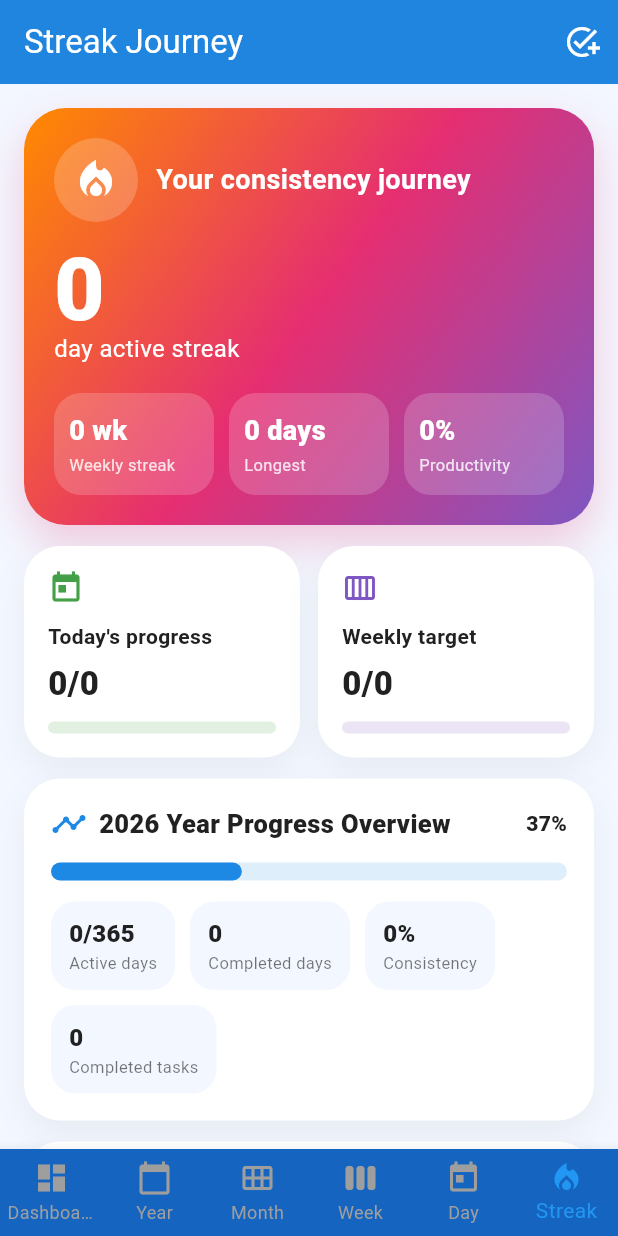
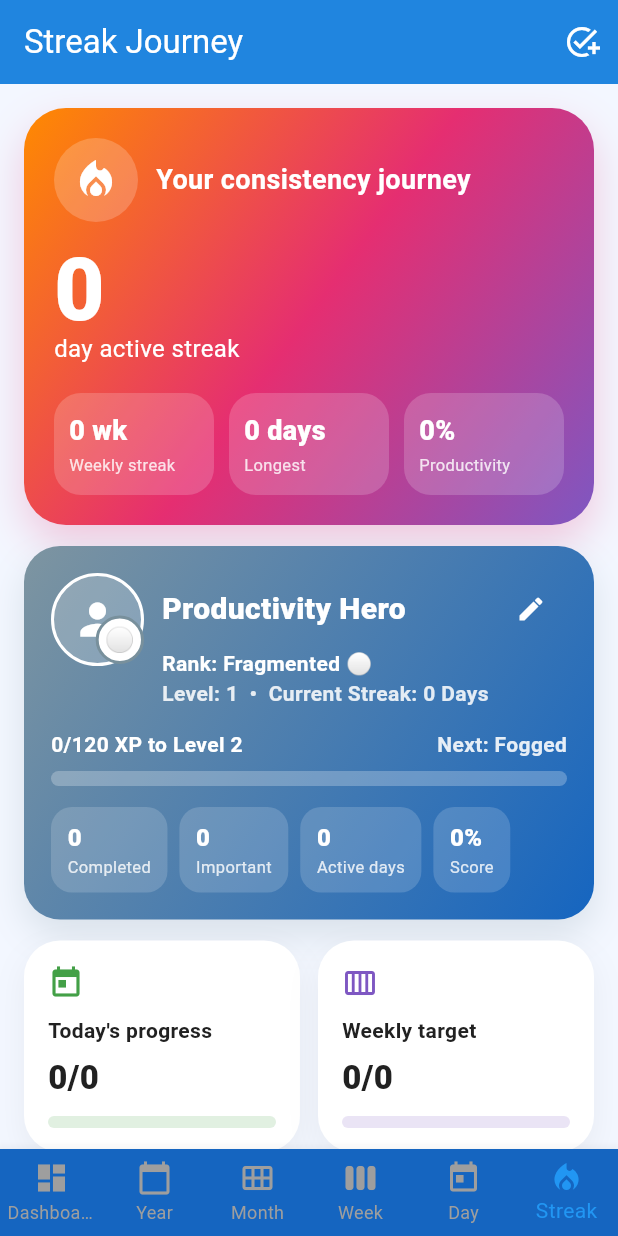
Before and after one commit to rohansingh3593/Bubble-Time-Progress-App-Flutter-, a Flutter app: the screen it shows after launch, item 6 of the bottom bar chosen, on a phone screen of 412 x 824 dp. Run offline on Flutter 3.47's test engine with Material 3 defaults, Android fonts, the phone set to English and light mode, and no system bars; our stand-ins replace hive, hive_flutter; accounts and stored records are empty.

Commit message:
Add rank profile progression system

```diff
--- /dev/null
+++ b/lib/models/rank_profile.dart
@@ -0,0 +1,203 @@
+import 'dart:math' as math;
+
+import 'task_model.dart';
+
+class RankProfile {
+  final String username;
+  final RankTier currentRank;
+  final RankTier? nextRank;
+  final int level;
+  final int xp;
+  final int currentLevelXp;
+  final int xpForNextLevel;
+  final int activeStreak;
+  final int longestStreak;
+  final int totalTasksCompleted;
+  final int importantTasksCompleted;
+  final int recurringTasksCompleted;
+  final int totalActiveDays;
+  final int completedGoalDays;
+  final int productivityScore;
+  final double completionRate;
+
+  const RankProfile({
+    required this.username,
+    required this.currentRank,
+    required this.nextRank,
+    required this.level,
+    required this.xp,
+    required this.currentLevelXp,
+    required this.xpForNextLevel,
+    required this.activeStreak,
+    required this.longestStreak,
+    required this.totalTasksCompleted,
+    required this.importantTasksCompleted,
+    required this.recurringTasksCompleted,
+    required this.totalActiveDays,
+    required this.completedGoalDays,
+    required this.productivityScore,
+    required this.completionRate,
+  });
+
+  double get levelProgress => xpForNextLevel == 0 ? 1 : currentLevelXp / xpForNextLevel;
+  double get nextRankProgress {
+    if (nextRank == null) return 1;
+    final currentThreshold = currentRank.minimumLevel;
+    final nextThreshold = nextRank!.minimumLevel;
+    final rankSpan = math.max(1, nextThreshold - currentThreshold);
+    return ((level - currentThreshold) / rankSpan).clamp(0.0, 1.0).toDouble();
+  }
+
+  factory RankProfile.calculate({
+    required String username,
+    required Map<DateTime, List<Task>> allTasksByDate,
+    DateTime? now,
+  }) {
+    final todayValue = now ?? DateTime.now();
+    final today = DateTime(todayValue.year, todayValue.month, todayValue.day);
+    final dayActivity = <DateTime, _RankDayActivity>{};
+    var totalTasks = 0;
+    var completedTasks = 0;
+    var importantCompleted = 0;
+    var recurringCompleted = 0;
+    var completedGoalDays = 0;
+
+    for (final entry in allTasksByDate.entries) {
+      final date = DateTime(entry.key.year, entry.key.month, entry.key.day);
+      final tasks = entry.value.where((task) => task.status != 'Cancelled').toList();
+      if (tasks.isEmpty) continue;
+
+      final completed = tasks.where(_isCompleted).toList();
+      totalTasks += tasks.length;
+      completedTasks += completed.length;
+      importantCompleted += completed.where((task) => task.important || task.priority == 'High' || task.priority == 'Very High' || task.priority == 'Urgent (Now)').length;
+      recurringCompleted += completed.where((task) => task.repeatTask).length;
+
+      final goalComplete = completed.length == tasks.length;
+      if (goalComplete) completedGoalDays++;
+
+      dayActivity[date] = _RankDayActivity(
+        completed: completed.length,
+        goalComplete: goalComplete,
+      );
+    }
+
+    final activeDays = dayActivity.values.where((activity) => activity.completed > 0).length;
+    final activeStreak = _calculateActiveStreak(today, dayActivity);
+    final longestStreak = _calculateLongestStreak(dayActivity);
+    final completionRate = totalTasks == 0 ? 0.0 : completedTasks / totalTasks;
+    final consistencyScore = activeDays * 4 + completedGoalDays * 8;
+    final streakScore = activeStreak * 14 + longestStreak * 6;
+    final taskScore = completedTasks * 10 + importantCompleted * 8 + recurringCompleted * 6;
+    final productivityScore = (completionRate * 100).round();
+    final xp = taskScore + consistencyScore + streakScore + productivityScore;
+    final level = math.max(1, (xp ~/ 120) + 1);
+    final currentRank = RankTier.forLevel(level);
+    final nextRank = RankTier.nextAfter(currentRank);
+
+    return RankProfile(
+      username: username.trim().isEmpty ? 'Productivity Hero' : username.trim(),
+      currentRank: currentRank,
+      nextRank: nextRank,
+      level: level,
+      xp: xp,
+      currentLevelXp: xp % 120,
+      xpForNextLevel: 120,
+      activeStreak: activeStreak,
+      longestStreak: longestStreak,
+      totalTasksCompleted: completedTasks,
+      importantTasksCompleted: importantCompleted,
+      recurringTasksCompleted: recurringCompleted,
+      totalActiveDays: activeDays,
+      completedGoalDays: completedGoalDays,
+      productivityScore: productivityScore,
+      completionRate: completionRate,
+    );
+  }
+
+  static bool _isCompleted(Task task) => task.done || task.status == 'Completed';
+
+  static int _calculateActiveStreak(DateTime today, Map<DateTime, _RankDayActivity> activityByDate) {
+    var cursor = today;
+    var streak = 0;
+
+    if (!(activityByDate[cursor]?.goalComplete ?? false)) {
+      cursor = cursor.subtract(const Duration(days: 1));
+    }
+
+    while (activityByDate[cursor]?.goalComplete ?? false) {
+      streak++;
+      cursor = cursor.subtract(const Duration(days: 1));
+    }
+
+    return streak;
+  }
+
+  static int _calculateLongestStreak(Map<DateTime, _RankDayActivity> activityByDate) {
+    if (activityByDate.isEmpty) return 0;
+    final dates = activityByDate.keys.toList()..sort();
+    var cursor = dates.first;
+    final end = dates.last;
+    var current = 0;
+    var longest = 0;
+
+    while (!cursor.isAfter(end)) {
+      if (activityByDate[cursor]?.goalComplete ?? false) {
+        current++;
+        longest = math.max(longest, current);
+      } else {
+        current = 0;
+      }
+      cursor = cursor.add(const Duration(days: 1));
+    }
+
+    return longest;
+  }
+}
+
+class RankTier {
+  final String name;
+  final String emoji;
+  final int minimumLevel;
+  final int colorValue;
+
+  const RankTier({
+    required this.name,
+    required this.emoji,
+    required this.minimumLevel,
+    required this.colorValue,
+  });
+
+  static const tiers = [
+    RankTier(name: 'Fragmented', emoji: '⚪', minimumLevel: 1, colorValue: 0xFF78909C),
+    RankTier(name: 'Fogged', emoji: '🌫️', minimumLevel: 3, colorValue: 0xFF90A4AE),
+    RankTier(name: 'Blocked', emoji: '🧱', minimumLevel: 5, colorValue: 0xFF8D6E63),
+    RankTier(name: 'Writer', emoji: '📝', minimumLevel: 8, colorValue: 0xFF42A5F5),
+    RankTier(name: 'Reflector', emoji: '🪞', minimumLevel: 11, colorValue: 0xFF5C6BC0),
+    RankTier(name: 'Explorer', emoji: '🔵', minimumLevel: 14, colorValue: 0xFF1E88E5),
+    RankTier(name: 'Clearhead', emoji: '💎', minimumLevel: 18, colorValue: 0xFF26A69A),
+    RankTier(name: 'Deepened', emoji: '🔥', minimumLevel: 23, colorValue: 0xFFFF8F00),
+    RankTier(name: 'Selfmaster', emoji: '👑', minimumLevel: 30, colorValue: 0xFF7E57C2),
+  ];
+
+  static RankTier forLevel(int level) {
+    RankTier selected = tiers.first;
+    for (final tier in tiers) {
+      if (level >= tier.minimumLevel) selected = tier;
+    }
+    return selected;
+  }
+
+  static RankTier? nextAfter(RankTier current) {
+    final index = tiers.indexWhere((tier) => tier.name == current.name);
+    if (index == -1 || index == tiers.length - 1) return null;
+    return tiers[index + 1];
+  }
+}
+
+class _RankDayActivity {
+  final int completed;
+  final bool goalComplete;
+
+  const _RankDayActivity({required this.completed, required this.goalComplete});
+}
--- a/lib/screens/dashboard_view.dart
+++ b/lib/screens/dashboard_view.dart
@@ -1,8 +1,10 @@
 import 'package:flutter/material.dart';
 
+import '../models/rank_profile.dart';
 import '../models/task_model.dart';
 import '../services/hive_service.dart';
 import '../widgets/quick_add_task_dialog.dart';
+import '../widgets/rank_profile_card.dart';
 
 class DashboardView extends StatefulWidget {
   final HiveService hiveService;
@@ -46,6 +48,10 @@ class _DashboardViewState extends State<DashboardView> {
           final todayStart = DateTime(today.year, today.month, today.day);
           final allByDate = widget.hiveService.getAllTasksByDate();
           final allTasks = allByDate.values.expand((list) => list).toList();
+          final rankProfile = RankProfile.calculate(
+            username: widget.hiveService.getUsername(),
+            allTasksByDate: allByDate,
+          );
 
           final summary = _buildSummary(allTasks, todayStart);
           final scopedTaskCounts = _buildScopedTaskCounts(allTasks, todayStart);
@@ -90,6 +96,11 @@ class _DashboardViewState extends State<DashboardView> {
           return ListView(
             padding: const EdgeInsets.all(12),
             children: [
+              RankProfileCard(
+                profile: rankProfile,
+                onUsernameChanged: widget.hiveService.setUsername,
+              ),
+              const SizedBox(height: 12),
               _summaryHeader(summary),
               const SizedBox(height: 12),
               _scopeTaskHeader(scopedTaskCounts),
--- a/lib/screens/streak_view.dart
+++ b/lib/screens/streak_view.dart
@@ -3,9 +3,11 @@ import 'dart:math' as math;
 import 'package:flutter/material.dart';
 
 import '../constants/colors.dart';
+import '../models/rank_profile.dart';
 import '../models/task_model.dart';
 import '../services/hive_service.dart';
 import '../widgets/quick_add_task_dialog.dart';
+import '../widgets/rank_profile_card.dart';
 
 class StreakView extends StatelessWidget {
   final HiveService hiveService;
@@ -36,7 +38,12 @@ class StreakView extends StatelessWidget {
       body: ValueListenableBuilder(
         valueListenable: hiveService.getBoxListenable(),
         builder: (context, box, _) {
-          final stats = _JourneyStats.fromTasks(hiveService.getAllTasksByDate());
+          final allTasksByDate = hiveService.getAllTasksByDate();
+          final stats = _JourneyStats.fromTasks(allTasksByDate);
+          final rankProfile = RankProfile.calculate(
+            username: hiveService.getUsername(),
+            allTasksByDate: allTasksByDate,
+          );
 
           return SingleChildScrollView(
             padding: const EdgeInsets.fromLTRB(16, 16, 16, 110),
@@ -44,6 +51,11 @@ class StreakView extends StatelessWidget {
               crossAxisAlignment: CrossAxisAlignment.start,
               children: [
                 _HeroStreakCard(stats: stats),
+                const SizedBox(height: 14),
+                RankProfileCard(
+                  profile: rankProfile,
+                  onUsernameChanged: hiveService.setUsername,
+                ),
                 const SizedBox(height: 14),
                 _TodayWeeklyPanel(stats: stats),
                 const SizedBox(height: 14),
--- a/lib/services/hive_service.dart
+++ b/lib/services/hive_service.dart
@@ -9,6 +9,7 @@ class HiveService {
   static const _boxName = 'tasksBox';
   static const _categoriesKey = '__meta_categories__';
   static const _delegatesKey = '__meta_delegates__';
+  static const _usernameKey = '__meta_username__';
   static const _schemaVersionKey = '__meta_schema_version__';
   static const int _currentSchemaVersion = 1;
 
@@ -96,6 +97,18 @@ class HiveService {
       saved.add(trimmed);
       await _box.put(_categoriesKey, saved);
     }
+  }
+
+  String getUsername() {
+    final saved = (_box.get(_usernameKey) ?? <String>['Productivity Hero']).cast<String>();
+    if (saved.isEmpty || saved.first.trim().isEmpty) return 'Productivity Hero';
+    return saved.first.trim();
+  }
+
+  Future<void> setUsername(String username) async {
+    final trimmed = username.trim();
+    if (trimmed.isEmpty) return;
+    await _box.put(_usernameKey, <String>[trimmed]);
   }
 
   List<String> getDelegates() {
--- /dev/null
+++ b/lib/widgets/rank_profile_card.dart
@@ -0,0 +1,215 @@
+import 'package:flutter/material.dart';
+
+import '../constants/colors.dart';
+import '../models/rank_profile.dart';
+
+class RankProfileCard extends StatelessWidget {
+  final RankProfile profile;
+  final Future<void> Function(String username)? onUsernameChanged;
+  final bool compact;
+
+  const RankProfileCard({
+    super.key,
+    required this.profile,
+    this.onUsernameChanged,
+    this.compact = false,
+  });
+
+  @override
+  Widget build(BuildContext context) {
+    final rankColor = Color(profile.currentRank.colorValue);
+
+    return Container(
+      width: double.infinity,
+      padding: EdgeInsets.all(compact ? 14 : 18),
+      decoration: BoxDecoration(
+        gradient: LinearGradient(
+          colors: [rankColor.withOpacity(0.95), AppColors.primaryDark],
+          begin: Alignment.topLeft,
+          end: Alignment.bottomRight,
+        ),
+        borderRadius: BorderRadius.circular(24),
+        boxShadow: [
+          BoxShadow(
+            color: rankColor.withOpacity(0.22),
+            blurRadius: 20,
+            offset: const Offset(0, 10),
+          ),
+        ],
+      ),
+      child: Column(
+        crossAxisAlignment: CrossAxisAlignment.start,
+        children: [
+          Row(
+            crossAxisAlignment: CrossAxisAlignment.start,
+            children: [
+              _ProfileAvatar(rankColor: rankColor, emoji: profile.currentRank.emoji),
+              const SizedBox(width: 12),
+              Expanded(
+                child: Column(
+                  crossAxisAlignment: CrossAxisAlignment.start,
+                  children: [
+                    Row(
+                      children: [
+                        Expanded(
+                          child: Text(
+                            profile.username,
+                            style: const TextStyle(
+                              color: Colors.white,
+                              fontSize: 20,
+                              fontWeight: FontWeight.w900,
+                            ),
+                          ),
+                        ),
+                        if (onUsernameChanged != null)
+                          IconButton(
+                            tooltip: 'Edit username',
+                            icon: const Icon(Icons.edit, color: Colors.white, size: 20),
+                            onPressed: () => _showEditUsernameDialog(context),
+                          ),
+                      ],
+                    ),
+                    const SizedBox(height: 2),
+                    Text(
+                      'Rank: ${profile.currentRank.name} ${profile.currentRank.emoji}',
+                      style: const TextStyle(color: Colors.white, fontWeight: FontWeight.w700),
+                    ),
+                    Text(
+                      'Level: ${profile.level}  •  Current Streak: ${profile.activeStreak} Days',
+                      style: TextStyle(color: Colors.white.withOpacity(0.86), fontWeight: FontWeight.w600),
+                    ),
+                  ],
+                ),
+              ),
+            ],
+          ),
+          const SizedBox(height: 14),
+          Row(
+            mainAxisAlignment: MainAxisAlignment.spaceBetween,
+            children: [
+              Text(
+                '${profile.currentLevelXp}/${profile.xpForNextLevel} XP to Level ${profile.level + 1}',
+                style: const TextStyle(color: Colors.white, fontWeight: FontWeight.w700),
+              ),
+              Text(
+                profile.nextRank == null ? 'Top Rank' : 'Next: ${profile.nextRank!.name}',
+                style: TextStyle(color: Colors.white.withOpacity(0.88), fontWeight: FontWeight.w600),
+              ),
+            ],
+          ),
+          const SizedBox(height: 8),
+          ClipRRect(
+            borderRadius: BorderRadius.circular(99),
+            child: LinearProgressIndicator(
+              value: profile.levelProgress.clamp(0.0, 1.0).toDouble(),
+              minHeight: 10,
+              color: Colors.white,
+              backgroundColor: Colors.white.withOpacity(0.25),
+            ),
+          ),
+          if (!compact) ...[
+            const SizedBox(height: 14),
+            Wrap(
+              spacing: 8,
+              runSpacing: 8,
+              children: [
+                _RankMetric(label: 'Completed', value: '${profile.totalTasksCompleted}'),
+                _RankMetric(label: 'Important', value: '${profile.importantTasksCompleted}'),
+                _RankMetric(label: 'Active days', value: '${profile.totalActiveDays}'),
+                _RankMetric(label: 'Score', value: '${profile.productivityScore}%'),
+              ],
+            ),
+          ],
+        ],
+      ),
+    );
+  }
+
+  Future<void> _showEditUsernameDialog(BuildContext context) async {
+    final controller = TextEditingController(text: profile.username);
+    final username = await showDialog<String>(
+      context: context,
+      builder: (context) => AlertDialog(
+        title: const Text('Update profile username'),
+        content: TextField(
+          controller: controller,
+          autofocus: true,
+          decoration: const InputDecoration(
+            labelText: 'Username',
+            hintText: 'Rohan Singh',
+          ),
+        ),
+        actions: [
+          TextButton(onPressed: () => Navigator.pop(context), child: const Text('Cancel')),
+          ElevatedButton(onPressed: () => Navigator.pop(context, controller.text.trim()), child: const Text('Save')),
+        ],
+      ),
+    );
+    controller.dispose();
+
+    if (username != null && username.trim().isNotEmpty) {
+      await onUsernameChanged?.call(username.trim());
+    }
+  }
+}
+
+class _ProfileAvatar extends StatelessWidget {
+  final Color rankColor;
+  final String emoji;
+
+  const _ProfileAvatar({required this.rankColor, required this.emoji});
+
+  @override
+  Widget build(BuildContext context) {
+    return Stack(
+      alignment: Alignment.bottomRight,
+      children: [
+        Container(
+          width: 62,
+          height: 62,
+          decoration: BoxDecoration(
+            color: Colors.white.withOpacity(0.2),
+            shape: BoxShape.circle,
+            border: Border.all(color: Colors.white, width: 2),
+          ),
+          child: const Icon(Icons.person, color: Colors.white, size: 34),
+        ),
+        Container(
+          padding: const EdgeInsets.all(4),
+          decoration: BoxDecoration(
+            color: Colors.white,
+            shape: BoxShape.circle,
+            border: Border.all(color: rankColor, width: 2),
+          ),
+          child: Text(emoji, style: const TextStyle(fontSize: 16)),
+        ),
+      ],
+    );
+  }
+}
+
+class _RankMetric extends StatelessWidget {
+  final String label;
+  final String value;
+
+  const _RankMetric({required this.label, required this.value});
+
+  @override
+  Widget build(BuildContext context) {
+    return Container(
+      padding: const EdgeInsets.symmetric(horizontal: 11, vertical: 9),
+      decoration: BoxDecoration(
+        color: Colors.white.withOpacity(0.16),
+        borderRadius: BorderRadius.circular(14),
+      ),
+      child: Column(
+        mainAxisSize: MainAxisSize.min,
+        crossAxisAlignment: CrossAxisAlignment.start,
+        children: [
+          Text(value, style: const TextStyle(color: Colors.white, fontWeight: FontWeight.w900, fontSize: 16)),
+          Text(label, style: TextStyle(color: Colors.white.withOpacity(0.82), fontSize: 11)),
+        ],
+      ),
+    );
+  }
+}
```
